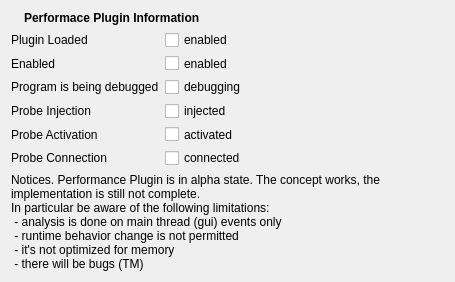
The window that src/plugins/performance/performanceinformation.ui (enricoros/k-qt-creator-inspector) describes before a commit, drawn with Qt 5.
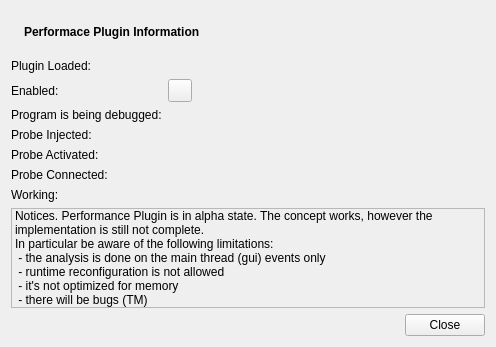
The same window after the commit. Icons and pictures are not drawn.

Commit message: Useful performance information.

Patch:
```diff
--- a/src/plugins/performance/performanceinformation.ui
+++ b/src/plugins/performance/performanceinformation.ui
@@ -6,8 +6,8 @@
    <rect>
     <x>0</x>
     <y>0</y>
-    <width>455</width>
-    <height>278</height>
+    <width>496</width>
+    <height>347</height>
    </rect>
   </property>
   <property name="windowTitle">
@@ -42,102 +42,102 @@
    </item>
    <item row="1" column="0" colspan="2">
     <layout class="QFormLayout" name="formLayout">
-     <property name="fieldGrowthPolicy">
-      <enum>QFormLayout::ExpandingFieldsGrow</enum>
-     </property>
      <item row="0" column="0">
       <widget class="QLabel" name="label_6">
        <property name="text">
-        <string>Plugin Loaded</string>
+        <string>Plugin Loaded:</string>
+       </property>
+      </widget>
+     </item>
+     <item row="0" column="1">
+      <widget class="QLabel" name="label_8">
+       <property name="text">
+        <string/>
+       </property>
+       <property name="pixmap">
+        <pixmap resource="performance.qrc">:/performance/images/status-ok.png</pixmap>
        </property>
       </widget>
      </item>
      <item row="1" column="0">
       <widget class="QLabel" name="label">
        <property name="text">
-        <string>Enabled</string>
+        <string>Enabled:</string>
+       </property>
+      </widget>
+     </item>
+     <item row="1" column="1">
+      <widget class="QToolButton" name="enaButton">
+       <property name="checkable">
+        <bool>true</bool>
        </property>
       </widget>
      </item>
      <item row="2" column="0">
       <widget class="QLabel" name="label_2">
        <property name="text">
-        <string>Program is being debugged</string>
+        <string>Program is being debugged:</string>
        </property>
       </widget>
      </item>
      <item row="2" column="1">
-      <widget class="QCheckBox" name="checkBox_2">
-       <property name="text">
-        <string>debugging</string>
-       </property>
-      </widget>
+      <widget class="QLabel" name="debLabel"/>
      </item>
      <item row="3" column="0">
       <widget class="QLabel" name="label_3">
        <property name="text">
-        <string>Probe Injection</string>
+        <string>Probe Injected:</string>
        </property>
       </widget>
      </item>
      <item row="3" column="1">
-      <widget class="QCheckBox" name="checkBox_3">
-       <property name="text">
-        <string>injected</string>
-       </property>
-      </widget>
+      <widget class="QLabel" name="hlpLabel"/>
      </item>
      <item row="4" column="0">
       <widget class="QLabel" name="label_4">
        <property name="text">
-        <string>Probe Activation</string>
+        <string>Probe Activated:</string>
        </property>
       </widget>
      </item>
      <item row="4" column="1">
-      <widget class="QCheckBox" name="checkBox_4">
-       <property name="text">
-        <string>activated</string>
-       </property>
-      </widget>
+      <widget class="QLabel" name="injLabel"/>
      </item>
      <item row="5" column="0">
       <widget class="QLabel" name="label_5">
        <property name="text">
-        <string>Probe Connection</string>
+        <string>Probe Connected:</string>
        </property>
       </widget>
      </item>
      <item row="5" column="1">
-      <widget class="QCheckBox" name="checkBox_5">
-       <property name="text">
-        <string>connected</string>
-       </property>
-      </widget>
+      <widget class="QLabel" name="conLabel"/>
      </item>
-     <item row="1" column="1">
-      <widget class="QCheckBox" name="checkBox">
+     <item row="6" column="0">
+      <widget class="QLabel" name="label_7">
        <property name="text">
-        <string>enabled</string>
+        <string>Working:</string>
        </property>
       </widget>
      </item>
-     <item row="0" column="1">
-      <widget class="QCheckBox" name="checkBox_6">
-       <property name="text">
-        <string>enabled</string>
-       </property>
-      </widget>
+     <item row="6" column="1">
+      <widget class="QLabel" name="workLabel"/>
      </item>
     </layout>
    </item>
    <item row="2" column="0" colspan="2">
     <widget class="QLabel" name="infoLabel">
+     <property name="frameShape">
+      <enum>QFrame::StyledPanel</enum>
+     </property>
+     <property name="frameShadow">
+      <enum>QFrame::Sunken</enum>
+     </property>
      <property name="text">
-      <string>Notices. Performance Plugin is in alpha state. The concept works, the implementation is still not complete.
+      <string>Notices. Performance Plugin is in alpha state. The concept works, however the implementation is still not complete.
 In particular be aware of the following limitations:
- - analysis is done on main thread (gui) events only
- - runtime behavior change is not permitted
+ - the analysis is done on the main thread (gui) events only
+ - runtime reconfiguration is not allowed
  - it's not optimized for memory
  - there will be bugs (TM)</string>
      </property>
@@ -149,6 +149,13 @@
      </property>
     </widget>
    </item>
+   <item row="3" column="0" colspan="2">
+    <widget class="QDialogButtonBox" name="buttonBox">
+     <property name="standardButtons">
+      <set>QDialogButtonBox::Close</set>
+     </property>
+    </widget>
+   </item>
   </layout>
  </widget>
  <resources>
```
Left out of the diff: 19 changed lines with no effect on the pictures. The commit also changes 8 other files.
